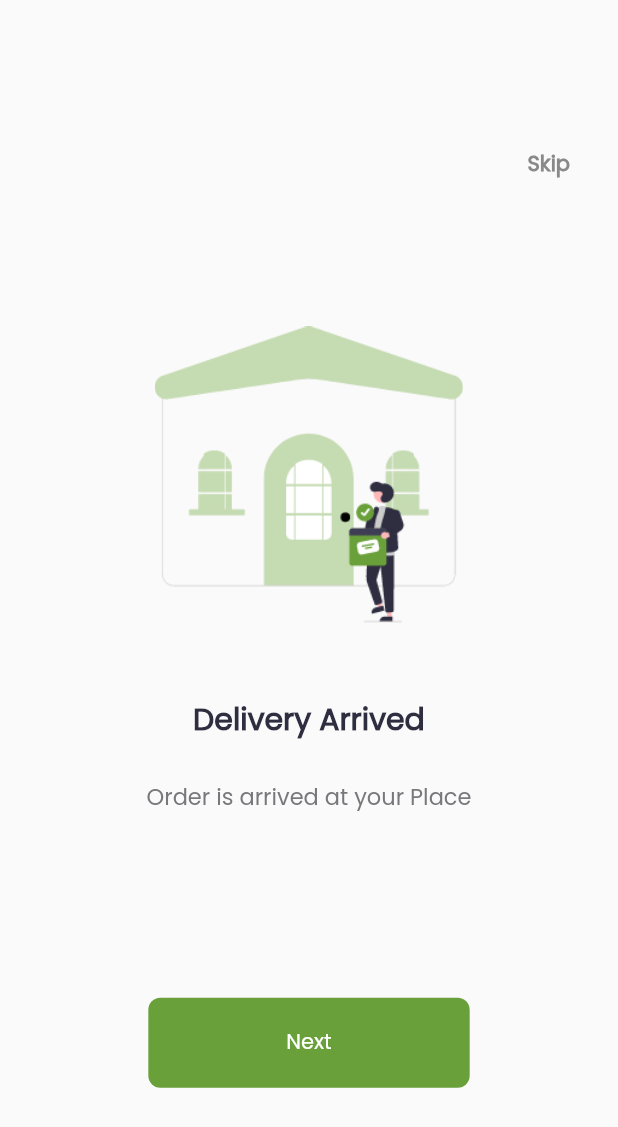
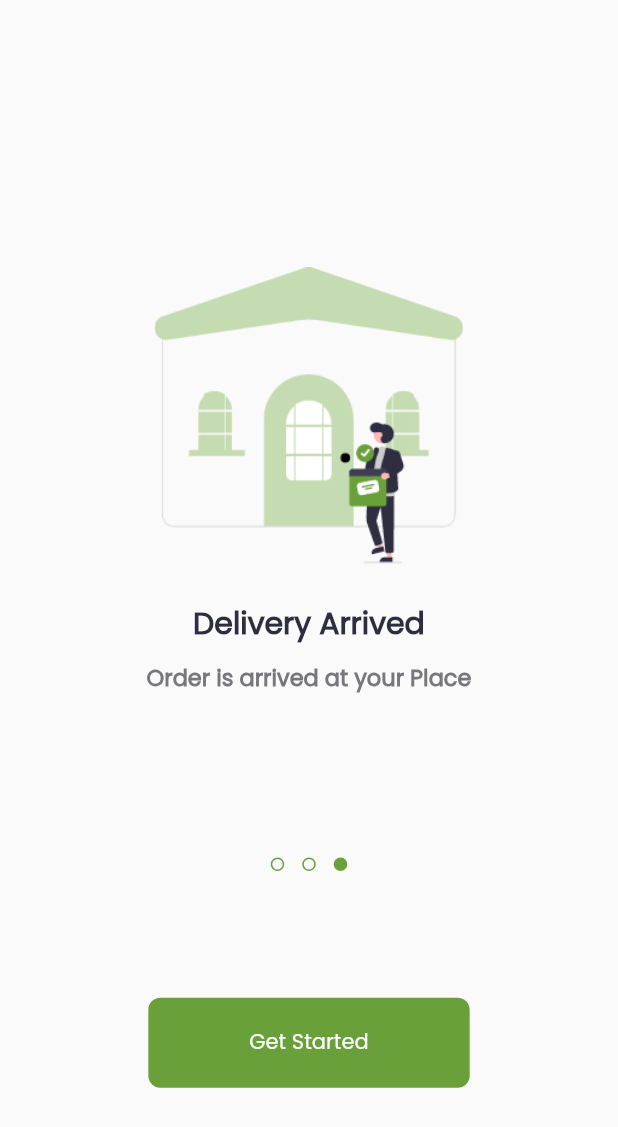
Before and after one commit to MohamedEssam9009/fruits_market, a Flutter app: the screen it shows after launch, swiped to page 3, on a phone screen of 412 x 824 dp. Shown: the top 1127 px of the screen. Run offline on Flutter 3.47's test engine with Material 3 defaults, Android fonts, the phone set to English and light mode, and no system bars; drawn by our look-alikes of dots_indicator; our stand-ins replace get.

Commit message:
finish the onboarding screen

```diff
--- /dev/null
+++ b/lib/features/onboarding/presentation/widgets/custom_indicator.dart
@@ -0,0 +1,26 @@
+import 'package:dots_indicator/dots_indicator.dart';
+import 'package:flutter/material.dart';
+
+import '../../../../core/constants.dart';
+
+class CustomIndicator extends StatelessWidget {
+  const CustomIndicator({super.key, required this.dotIndex});
+
+  final double? dotIndex;
+
+  @override
+  Widget build(BuildContext context) {
+    return DotsIndicator(
+      dotsCount: 3,
+      position: dotIndex!.toInt(),
+      decorator: DotsDecorator(
+        color: Colors.transparent,
+        activeColor: kMainColor,
+        shape: RoundedRectangleBorder(
+          side: const BorderSide(color: kMainColor),
+          borderRadius: BorderRadius.circular(8.0),
+        ),
+      ),
+    );
+  }
+}
--- a/lib/features/onboarding/presentation/widgets/custom_page_view.dart
+++ b/lib/features/onboarding/presentation/widgets/custom_page_view.dart
@@ -2,13 +2,16 @@ import 'package:flutter/material.dart';
 import 'package:fruits_market/features/onboarding/presentation/widgets/page_view_item.dart';
 
 class CustomPageView extends StatelessWidget {
-  const CustomPageView({super.key});
+  const CustomPageView({super.key, required this.pageController});
+
+  final PageController? pageController;
 
   @override
   Widget build(BuildContext context) {
     return PageView(
+      controller: pageController,
       children: const [
-         PageViewItem(
+        PageViewItem(
           image: 'assets/images/onboarding1.png',
           title: 'E Shopping',
           subTitle: 'Explore  top organic fruits & grab them',
--- a/lib/features/onboarding/presentation/widgets/on_boarding_body.dart
+++ b/lib/features/onboarding/presentation/widgets/on_boarding_body.dart
@@ -1,18 +1,45 @@
 import 'package:flutter/material.dart';
-import 'package:flutter/widgets.dart';
 import 'package:fruits_market/core/utils/size_config.dart';
 import 'package:fruits_market/core/widgets/custom_buttons.dart';
+import 'package:fruits_market/features/onboarding/presentation/widgets/custom_indicator.dart';
 import 'package:fruits_market/features/onboarding/presentation/widgets/custom_page_view.dart';
 
-class OnBoardingViewBody extends StatelessWidget {
+class OnBoardingViewBody extends StatefulWidget {
   const OnBoardingViewBody({super.key});
+
+  @override
+  State<OnBoardingViewBody> createState() => _OnBoardingViewBodyState();
+}
+
+class _OnBoardingViewBodyState extends State<OnBoardingViewBody> {
+  PageController? pageController;
+
+  @override
+  void initState() {
+    pageController = PageController(initialPage: 0)
+      ..addListener(() {
+        setState(() {});
+      });
+    super.initState();
+  }
 
   @override
   Widget build(BuildContext context) {
     return Stack(
       children: [
-        CustomPageView(),
+        CustomPageView(pageController: pageController),
         Positioned(
+          left: 0,
+          right: 0,
+          bottom: SizeConfig.defaultSize! * 24,
+          child: CustomIndicator(
+              dotIndex: pageController!.hasClients ? pageController?.page : 0),
+        ),
+        Visibility(
+          visible: pageController!.hasClients
+              ? (pageController?.page == 2 ? false : true)
+              : true,
+          child: Positioned(
             top: SizeConfig.defaultSize! * 10,
             right: 32.0,
             child: const Text(
@@ -25,11 +52,16 @@ class OnBoardingViewBody extends StatelessWidget {
               textAlign: TextAlign.left,
             ),
           ),
+        ),
         Positioned(
           left: SizeConfig.defaultSize! * 10,
           right: SizeConfig.defaultSize! * 10,
           bottom: SizeConfig.defaultSize! * 10,
-          child: const CustomGeneralButton(text: 'Next'),
+          child: CustomGeneralButton(
+            text: pageController!.hasClients
+                ? (pageController?.page == 2 ? 'Get Started' : 'Next')
+                : 'Next',
+          ),
         ),
       ],
     );
--- a/lib/features/onboarding/presentation/widgets/page_view_item.dart
+++ b/lib/features/onboarding/presentation/widgets/page_view_item.dart
@@ -18,12 +18,12 @@ class PageViewItem extends StatelessWidget {
   Widget build(BuildContext context) {
     return Column(
       children: [
-        const VerticalSpace(22.0),
+        const VerticalSpace(18.0),
         SizedBox(
           height: SizeConfig.defaultSize! * 20,
           child: Image.asset(image),
         ),
-        const VerticalSpace(5.0),
+        const VerticalSpace(2.5),
         Text(
           title,
           style: const TextStyle(
@@ -33,12 +33,13 @@ class PageViewItem extends StatelessWidget {
           ),
           textAlign: TextAlign.left,
         ),
-        const VerticalSpace(2.5),
+        const VerticalSpace(1),
         Text(
           subTitle,
           style: const TextStyle(
             fontSize: 15.0,
             color: Color(0xFF78787C),
+            fontWeight: FontWeight.bold,
           ),
           textAlign: TextAlign.left,
         ),
--- a/pubspec.yaml
+++ b/pubspec.yaml
@@ -10,12 +10,12 @@ environment:
 
 dependencies:
   cupertino_icons: ^1.0.6
+  dots_indicator: ^3.0.0
   flutter:
     sdk: flutter
   get: ^4.6.6
 
 dev_dependencies:
-
   flutter_lints: ^3.0.0
   flutter_test:
     sdk: flutter
```
Also changed, not shown: pubspec.lock. Lines whose indentation alone changed are shown as unchanged.
